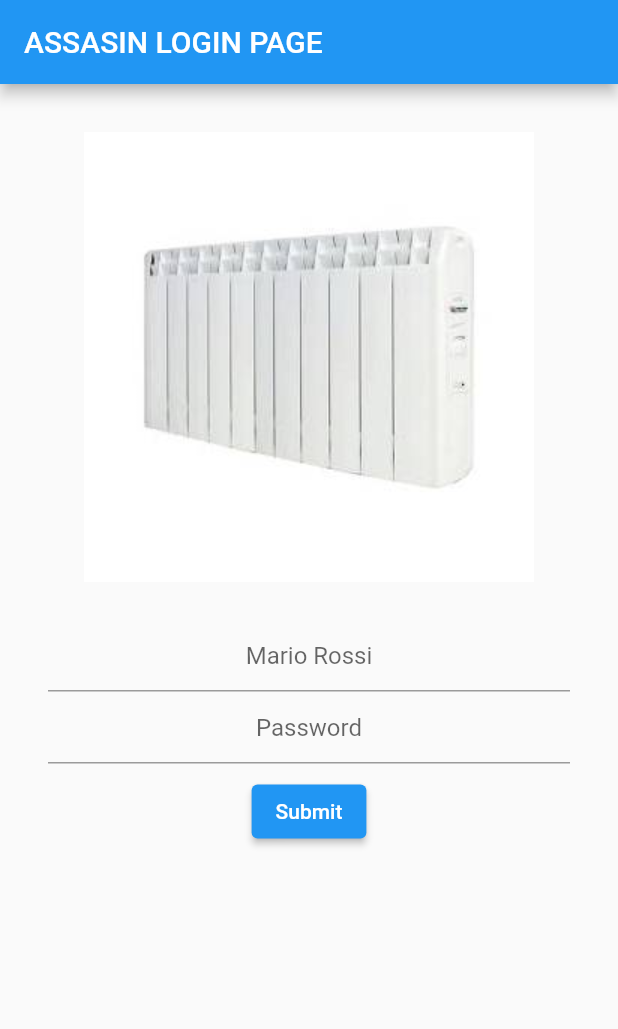
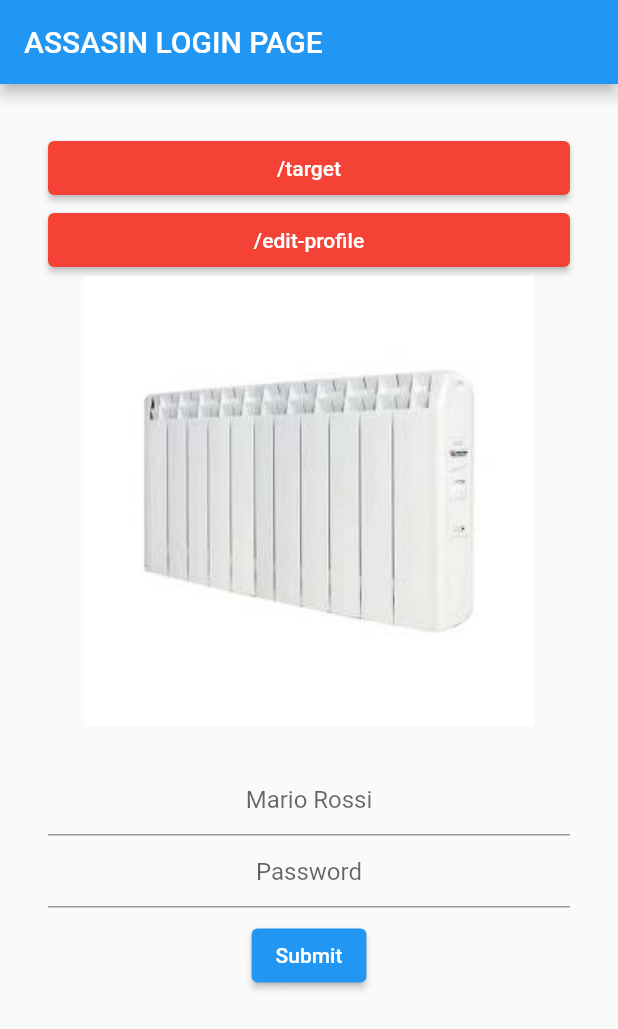
Before and after one commit to dev-ddk/assassin-client, a Flutter app: the screen it shows after launch, on a phone screen of 412 x 824 dp. Shown: the top 1029 px of the screen. Run offline on Flutter 3.47's test engine with Material 2 defaults, Android fonts, the phone set to English and light mode, and no system bars; our stand-ins replace file_picker, flutter_riverpod.

Commit message:
feat: add debug routes widget

```diff
--- a/lib/main.dart
+++ b/lib/main.dart
@@ -5,12 +5,18 @@ import 'package:flutter/material.dart';
 import 'package:flutter_riverpod/flutter_riverpod.dart';
 
 // Project imports:
+import 'package:assassin_client/pages/edit_profile.dart';
 import 'package:assassin_client/pages/target.dart';
 import 'package:assassin_client/widgets/password.dart';
 
 void main() {
   runApp(const ProviderScope(child: AssassinApp()));
 }
+
+final routes = {
+  '/target': (context) => const TargetRoute(),
+  '/edit-profile': (context) => const EditProfileRoute(),
+};
 
 class AssassinApp extends StatelessWidget {
   const AssassinApp({Key? key}) : super(key: key);
@@ -33,9 +39,7 @@ class AssassinApp extends StatelessWidget {
         primarySwatch: Colors.blue,
       ),
       home: Homepage(),
-      routes: {
-        '/target': (context) => const TargetRoute(),
-      },
+      routes: routes,
     );
   }
 }
@@ -63,6 +67,7 @@ class Homepage extends StatelessWidget {
                 mainAxisSize: MainAxisSize.max,
                 mainAxisAlignment: MainAxisAlignment.center,
                 children: [
+                  DebugRoutes(),
                   Image.asset("assets/logo.jpg"),
                   const SizedBox(height: 25),
                   TextFormField(
@@ -107,3 +112,26 @@ class Homepage extends StatelessWidget {
     );
   }
 }
+
+class DebugRoutes extends StatelessWidget {
+  const DebugRoutes({
+    Key? key,
+  }) : super(key: key);
+
+  @override
+  Widget build(BuildContext context) {
+    return Column(
+      children: [
+        for (final route in routes.keys)
+          Container(
+            width: double.infinity,
+            child: ElevatedButton(
+              onPressed: () => Navigator.pushNamed(context, route),
+              child: Text(route),
+              style: ElevatedButton.styleFrom(primary: Colors.red),
+            ),
+          ),
+      ],
+    );
+  }
+}
```
